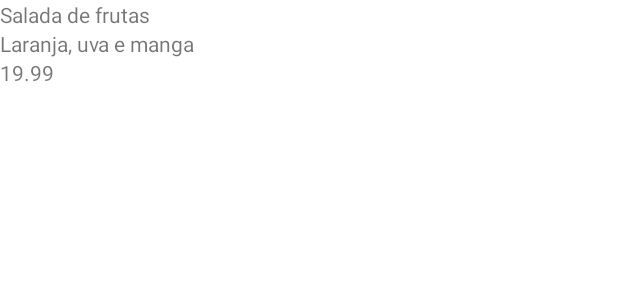
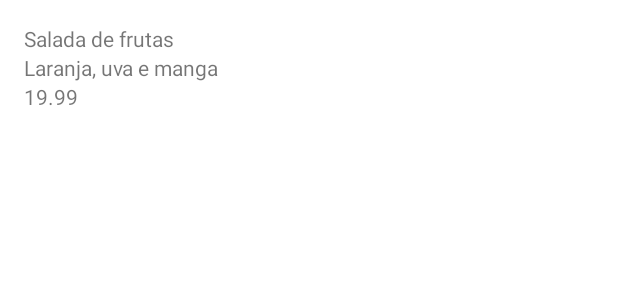
Before and after one commit to Pepwt/Pj_Orgs, an Android app: the layout activity_main.xml on its own in the app's theme, with its tools: preview values and no code run, on a phone screen of 412 x 824 dp. Shown: the top 300 px of the screen. Run offline under Robolectric (Android 15) with nearby library versions, the phone set to English and light mode, and no system bars.

```diff
--- a/app/src/main/res/layout/activity_main.xml
+++ b/app/src/main/res/layout/activity_main.xml
@@ -7,6 +7,7 @@
 
     <TextView
         android:id="@+id/nome"
+        android:layout_margin="16dp"
         android:layout_width="match_parent"
         android:layout_height="wrap_content"
         android:text="Cesta de frutas"
@@ -17,6 +18,8 @@
    <TextView android:id="@+id/descricao"
        android:layout_width="match_parent"
        android:layout_height="wrap_content"
+       android:layout_marginStart="16dp"
+       android:layout_marginEnd="16dp"
        android:text="Laranja, uva e manga"
        app:layout_constraintStart_toStartOf="parent"
        app:layout_constraintTop_toBottomOf="@+id/nome" />
@@ -24,6 +27,8 @@
     <TextView android:id="@+id/valor"
         android:layout_width="match_parent"
         android:layout_height="wrap_content"
+        android:layout_marginStart="16dp"
+        android:layout_marginEnd="16dp"
         android:text="19.99"
         app:layout_constraintStart_toStartOf="parent"
         app:layout_constraintTop_toBottomOf="@+id/descricao"/>
```
